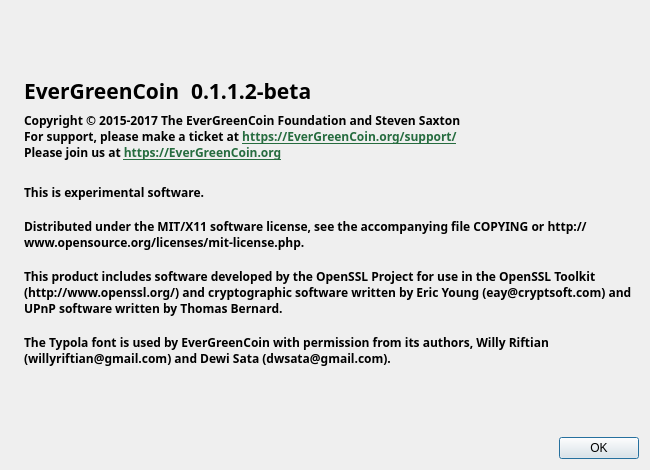
Above: src/qt/forms/aboutdialog.ui from m1ari/EverGreenCoin before the change. Below: the same form after it.
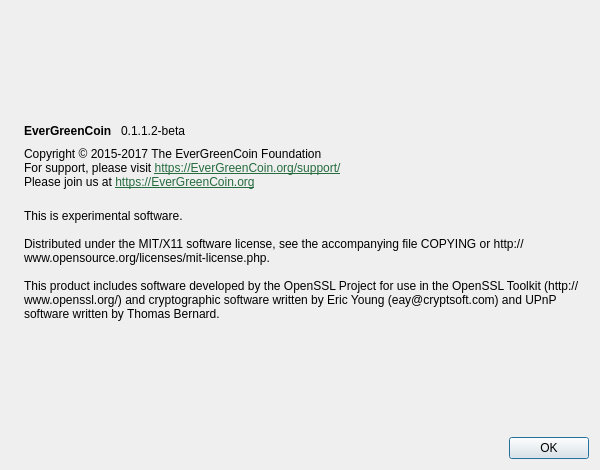
That is the form after the change. Icons and pictures are not drawn.

Commit message: Remove Typola

```diff
--- a/src/qt/forms/aboutdialog.ui
+++ b/src/qt/forms/aboutdialog.ui
@@ -6,7 +6,7 @@
    <rect>
     <x>0</x>
     <y>0</y>
-    <width>650</width>
+    <width>600</width>
     <height>470</height>
    </rect>
   </property>
@@ -46,15 +46,6 @@
       <layout class="QHBoxLayout" name="horizontalLayout">
        <item>
         <widget class="QLabel" name="label">
-         <property name="font">
-          <font>
-           <family>Typola</family>
-           <pointsize>16</pointsize>
-           <weight>75</weight>
-           <bold>true</bold>
-           <stylestrategy>PreferAntialias</stylestrategy>
-          </font>
-         </property>
          <property name="cursor">
           <cursorShape>IBeamCursor</cursorShape>
          </property>
@@ -68,15 +59,6 @@
        </item>
        <item>
         <widget class="QLabel" name="versionLabel">
-         <property name="font">
-          <font>
-           <family>Typola</family>
-           <pointsize>16</pointsize>
-           <weight>75</weight>
-           <bold>true</bold>
-           <stylestrategy>PreferAntialias</stylestrategy>
-          </font>
-         </property>
          <property name="cursor">
           <cursorShape>IBeamCursor</cursorShape>
          </property>
@@ -105,19 +87,11 @@
      </item>
      <item>
       <widget class="QLabel" name="copyrightLabel">
-       <property name="font">
-        <font>
-         <family>Typola</family>
-         <weight>75</weight>
-         <bold>true</bold>
-         <stylestrategy>PreferAntialias</stylestrategy>
-        </font>
-       </property>
        <property name="cursor">
         <cursorShape>IBeamCursor</cursorShape>
        </property>
        <property name="text">
-        <string>Copyright © 2015-2017 The EverGreenCoin Foundation and Steven Saxton&lt;br /&gt;For support, please make a ticket at &lt;a href=&quot;https://EverGreenCoin.org/support/&quot; style=&quot;color:#266C3F;&quot;&gt;https://EverGreenCoin.org/support/&lt;/a&gt;&lt;br /&gt;Please join us at &lt;a href=&quot;https://EverGreenCoin.org&quot; style=&quot;color:#266C3F;&quot;&gt;https://EverGreenCoin.org&lt;/a&gt;</string>
+        <string>&lt;html&gt;&lt;head/&gt;&lt;body&gt;&lt;p&gt;Copyright © 2015-2017 The EverGreenCoin Foundation&lt;br/&gt;For support, please visit &lt;a href=&quot;https://EverGreenCoin.org/support/&quot;&gt;&lt;span style=&quot; text-decoration: underline; color:#266c3f;&quot;&gt;https://EverGreenCoin.org/support/&lt;/span&gt;&lt;/a&gt;&lt;br/&gt;Please join us at &lt;a href=&quot;https://EverGreenCoin.org&quot;&gt;&lt;span style=&quot; text-decoration: underline; color:#266c3f;&quot;&gt;https://EverGreenCoin.org&lt;/span&gt;&lt;/a&gt;&lt;/p&gt;&lt;/body&gt;&lt;/html&gt;</string>
        </property>
        <property name="textFormat">
         <enum>Qt::RichText</enum>
@@ -135,14 +109,6 @@
      </item>
      <item>
       <widget class="QLabel" name="label_2">
-       <property name="font">
-        <font>
-         <family>Typola</family>
-         <weight>75</weight>
-         <bold>true</bold>
-         <stylestrategy>PreferAntialias</stylestrategy>
-        </font>
-       </property>
        <property name="cursor">
         <cursorShape>IBeamCursor</cursorShape>
        </property>
@@ -152,9 +118,7 @@
 
 Distributed under the MIT/X11 software license, see the accompanying file COPYING or http://www.opensource.org/licenses/mit-license.php.
 
-This product includes software developed by the OpenSSL Project for use in the OpenSSL Toolkit (http://www.openssl.org/) and cryptographic software written by Eric Young (eay@cryptsoft.com) and UPnP software written by Thomas Bernard.
-
-The Typola font is used by EverGreenCoin with permission from its authors, Willy Riftian (willyriftian@gmail.com) and Dewi Sata (dwsata@gmail.com).</string>
+This product includes software developed by the OpenSSL Project for use in the OpenSSL Toolkit (http://www.openssl.org/) and cryptographic software written by Eric Young (eay@cryptsoft.com) and UPnP software written by Thomas Bernard.</string>
        </property>
        <property name="wordWrap">
         <bool>true</bool>
```
The commit also changes 20 other files.
